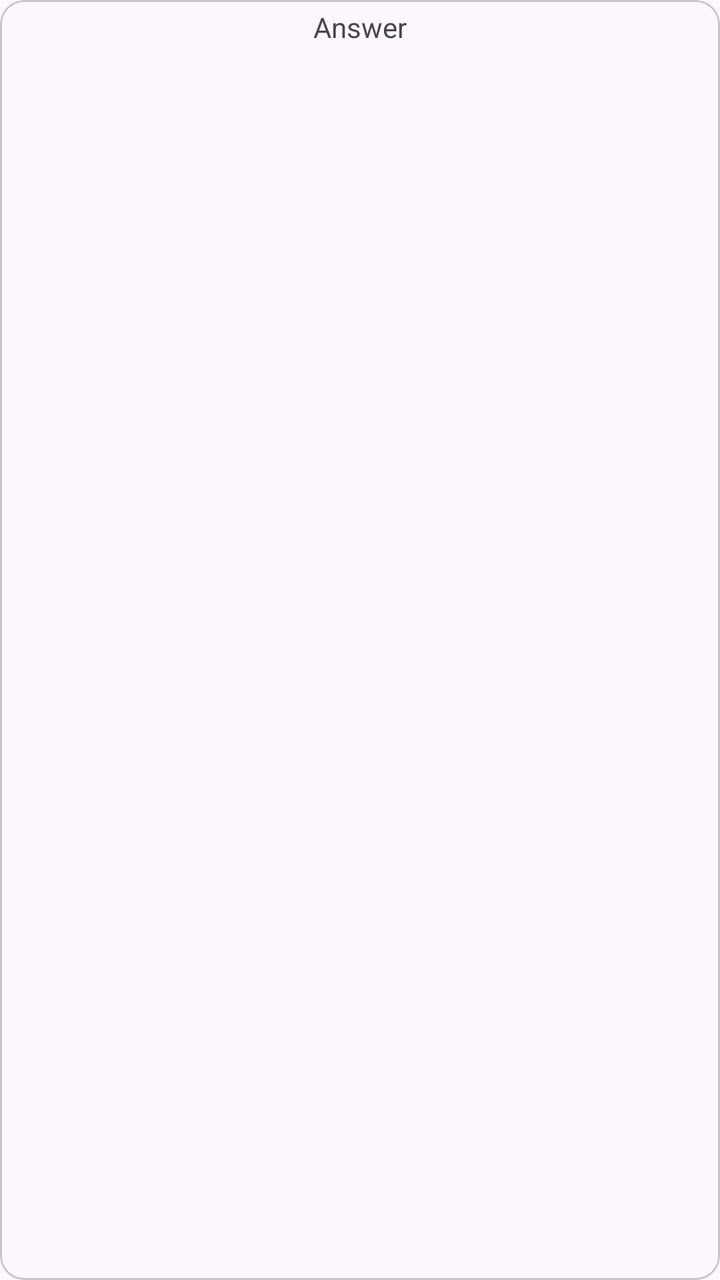
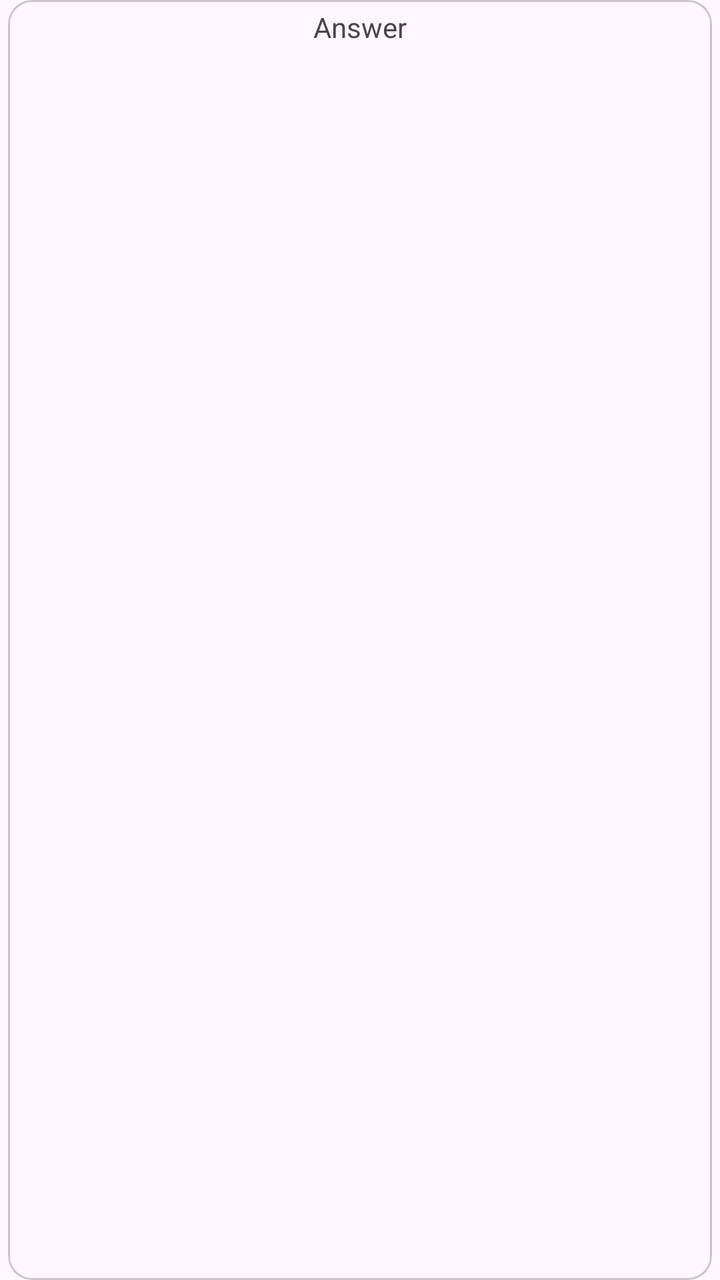

Screens rendered from an Android XML layout before and after an edit, with the pre-edit source and the edit as a unified diff.
<!-- AndroidManifest.xml: application theme AppTheme -->
<!-- res/layout/item_answer_checkbox.xml -->
<?xml version="1.0" encoding="utf-8"?>
<LinearLayout xmlns:android="http://schemas.android.com/apk/res/android"
    android:layout_width="match_parent"
    android:layout_height="match_parent">

    <com.google.android.material.card.MaterialCardView
        android:id="@+id/answerCard"
        android:layout_width="match_parent"
        android:layout_height="match_parent"
        android:checkable="true"
        android:clickable="true"
        android:focusable="true"
        android:padding="8dp"
        >

        <LinearLayout
            android:layout_width="match_parent"
            android:layout_height="wrap_content"
            android:orientation="vertical"
            >

            <TextView
                android:padding="4dp"
                android:id="@+id/answerTitle"
                android:layout_width="match_parent"
                android:layout_height="match_parent"
                android:text="Answer"
                android:textAlignment="center"
                />

        </LinearLayout>

    </com.google.android.material.card.MaterialCardView>

</LinearLayout>
<!-- resources referenced by this layout -->
<resources>
  <color name="md_theme_primary">#66558E</color>
  <color name="md_theme_onPrimary">#FFFFFF</color>
  <color name="md_theme_primaryContainer">#E9DDFF</color>
  <color name="md_theme_onPrimaryContainer">#210F47</color>
  <color name="md_theme_secondary">#625B70</color>
  <color name="md_theme_onSecondary">#FFFFFF</color>
  <color name="md_theme_secondaryContainer">#E8DEF8</color>
  <color name="md_theme_onSecondaryContainer">#1E192B</color>
  <color name="md_theme_tertiary">#7E525F</color>
  <color name="md_theme_onTertiary">#FFFFFF</color>
  <color name="md_theme_tertiaryContainer">#FFD9E2</color>
  <color name="md_theme_onTertiaryContainer">#31101C</color>
  <color name="md_theme_error">#BA1A1A</color>
  <color name="md_theme_onError">#FFFFFF</color>
  <color name="md_theme_errorContainer">#FFDAD6</color>
  <color name="md_theme_onErrorContainer">#410002</color>
  <color name="md_theme_background">#FEF7FF</color>
  <color name="md_theme_onBackground">#1D1B20</color>
  <color name="md_theme_surface">#FEF7FF</color>
  <color name="md_theme_onSurface">#1D1B20</color>
  <color name="md_theme_surfaceVariant">#E7E0EB</color>
  <color name="md_theme_onSurfaceVariant">#49454E</color>
  <color name="md_theme_outline">#7A757F</color>
  <color name="md_theme_outlineVariant">#CAC4CF</color>
  <color name="md_theme_inverseSurface">#322F35</color>
  <color name="md_theme_inverseOnSurface">#F5EFF7</color>
  <color name="md_theme_inversePrimary">#D0BCFE</color>
  <color name="md_theme_primaryFixed">#E9DDFF</color>
  <color name="md_theme_onPrimaryFixed">#210F47</color>
  <color name="md_theme_primaryFixedDim">#D0BCFE</color>
  <color name="md_theme_onPrimaryFixedVariant">#4E3D75</color>
  <color name="md_theme_secondaryFixed">#E8DEF8</color>
  <color name="md_theme_onSecondaryFixed">#1E192B</color>
  <color name="md_theme_secondaryFixedDim">#CCC2DB</color>
  <color name="md_theme_onSecondaryFixedVariant">#4A4458</color>
  <color name="md_theme_tertiaryFixed">#FFD9E2</color>
  <color name="md_theme_onTertiaryFixed">#31101C</color>
  <color name="md_theme_tertiaryFixedDim">#F0B8C7</color>
  <color name="md_theme_onTertiaryFixedVariant">#633B47</color>
  <color name="md_theme_surfaceDim">#DED8E0</color>
  <color name="md_theme_surfaceBright">#FEF7FF</color>
  <color name="md_theme_surfaceContainerLowest">#FFFFFF</color>
  <color name="md_theme_surfaceContainerLow">#F8F1FA</color>
  <color name="md_theme_surfaceContainer">#F2ECF4</color>
  <color name="md_theme_surfaceContainerHigh">#ECE6EE</color>
  <color name="md_theme_surfaceContainerHighest">#E6E0E8</color>
  <!-- unchanged entries left out for length: 1 -->
</resources>

<!-- the commit's change to res/layout/item_answer_checkbox.xml (unified diff, before → after) -->
@@ -1,21 +1,23 @@
 <?xml version="1.0" encoding="utf-8"?>
 <LinearLayout xmlns:android="http://schemas.android.com/apk/res/android"
     android:layout_width="match_parent"
-    android:layout_height="match_parent">
+    android:layout_height="match_parent"
+    android:checkable="true"
+    android:clickable="true"
+    android:focusable="true"
+    >
 
     <com.google.android.material.card.MaterialCardView
         android:id="@+id/answerCard"
         android:layout_width="match_parent"
         android:layout_height="match_parent"
-        android:checkable="true"
-        android:clickable="true"
-        android:focusable="true"
         android:padding="8dp"
+        android:layout_marginHorizontal="4dp"
         >
 
         <LinearLayout
             android:layout_width="match_parent"
-            android:layout_height="wrap_content"
+            android:layout_height="match_parent"
             android:orientation="vertical"
             >
 
